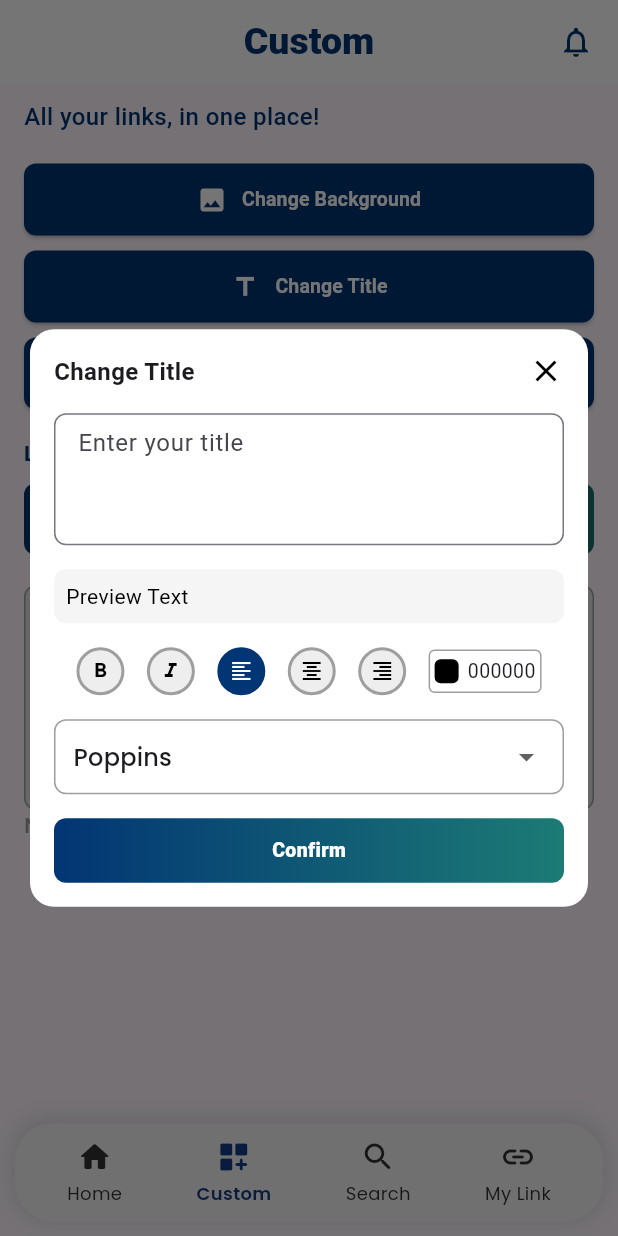
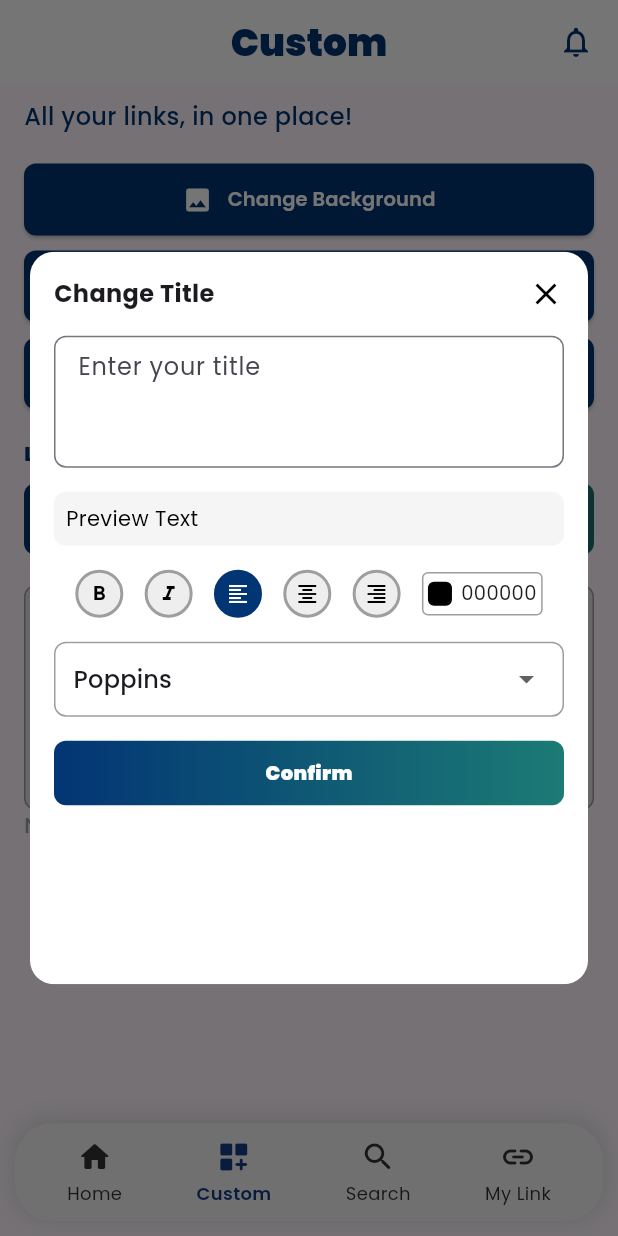
Before and after one commit to MeriCynthia/linkio_frontend, a Flutter app: the screen it shows after launch, after a tap on "Change Title", on a phone screen of 412 x 824 dp. Run offline on Flutter 3.47's test engine with Material 3 defaults, Android fonts, the phone set to English and light mode, and no system bars; our stand-ins replace get, google_fonts, shared_preferences; missing offline and left inert: flutter_material_color_picker.

Commit message:
Update Custom

```diff
--- a/lib/main.dart
+++ b/lib/main.dart
@@ -1,5 +1,6 @@
 import 'package:flutter/material.dart';
 import 'package:text_block_app/screens/custom_screen.dart';
+import 'package:google_fonts/google_fonts.dart';
 
 void main() {
   runApp(const MyApp());
@@ -13,24 +14,9 @@
   Widget build(BuildContext context) {
     return MaterialApp(
       title: 'LinkIo',
+      debugShowCheckedModeBanner: false,
       theme: ThemeData(
-        // This is the theme of your application.
-        //
-        // TRY THIS: Try running your application with "flutter run". You'll see
-        // the application has a purple toolbar. Then, without quitting the app,
-        // try changing the seedColor in the colorScheme below to Colors.green
-        // and then invoke "hot reload" (save your changes or press the "hot
-        // reload" button in a Flutter-supported IDE, or press "r" if you used
-        // the command line to start the app).
-        //
-        // Notice that the counter didn't reset back to zero; the application
-        // state is not lost during the reload. To reset the state, use hot
-        // restart instead.
-        //
-        // This works for code too, not just values: Most code changes can be
-        // tested with just a hot reload.
-        colorScheme: ColorScheme.fromSeed(seedColor: Colors.deepPurple),
-        useMaterial3: true,
+        textTheme: GoogleFonts.poppinsTextTheme(),
       ),
       home: CustomScreen(),
     );
--- a/lib/screens/custom_screen.dart
+++ b/lib/screens/custom_screen.dart
@@ -143,7 +143,8 @@ class CustomScreen extends StatelessWidget {
           ),
         ],
       ),
-      body: Padding(
+      body: SingleChildScrollView(  // Wrap with SingleChildScrollView
+        child: Padding(
         padding: const EdgeInsets.symmetric(horizontal: 16.0, vertical: 10.0),
         child: Column(
           crossAxisAlignment: CrossAxisAlignment.start,
@@ -259,6 +260,7 @@ class CustomScreen extends StatelessWidget {
             })
           ],
         ),
+        ),
       ),
       bottomNavigationBar: Padding(
         padding: const EdgeInsets.only(bottom: 10.0, left: 10.0, right: 10.0),
--- a/lib/widgets/change_title.dart
+++ b/lib/widgets/change_title.dart
@@ -36,17 +36,28 @@ class _ChangeTitleDialogState extends State<ChangeTitleDialog> {
     return Dialog(
       insetPadding: const EdgeInsets.all(20),
       backgroundColor: Colors.transparent,
-      child: Center(
-        child: Container(
-          padding: const EdgeInsets.all(16),
-          decoration: BoxDecoration(
-            color: Colors.white,
+      child: LayoutBuilder(
+        builder: (context, constraints) {
+          // Calculate available height considering keyboard
+          final availableHeight = MediaQuery.of(context).size.height -
+              MediaQuery.of(context).viewInsets.bottom -
+              10; // 40 for padding
+
+          return Container(
+            constraints: BoxConstraints(
+              maxHeight: availableHeight * 0.6,
+            ),
+            child: ClipRRect(
               borderRadius: BorderRadius.circular(16),
-          ),
-          child: Column(
+              child: Scaffold(
+                backgroundColor: Colors.white,
+                body: Column(
                   mainAxisSize: MainAxisSize.min,
                   children: [
-              Row(
+                    // Header
+                    Padding(
+                      padding: const EdgeInsets.all(16),
+                      child: Row(
                         mainAxisAlignment: MainAxisAlignment.spaceBetween,
                         children: [
                           const Text(
@@ -62,7 +73,15 @@ class _ChangeTitleDialogState extends State<ChangeTitleDialog> {
                           ),
                         ],
                       ),
-              const SizedBox(height: 16),
+                    ),
+                    // Scrollable content
+                    Expanded(
+                      child: SingleChildScrollView(
+                        physics: const AlwaysScrollableScrollPhysics(),
+                        padding: const EdgeInsets.symmetric(horizontal: 16),
+                        child: Column(
+                          mainAxisSize: MainAxisSize.min,
+                          children: [
                             TextField(
                               controller: _controller,
                               maxLines: 3,
@@ -121,6 +140,7 @@ class _ChangeTitleDialogState extends State<ChangeTitleDialog> {
                                 _buildAlignButton(Icons.format_align_left, TextAlign.left),
                                 _buildAlignButton(Icons.format_align_center, TextAlign.center),
                                 _buildAlignButton(Icons.format_align_right, TextAlign.right),
+                                // Color picker button
                                 GestureDetector(
                                   onTap: () async {
                                     Color? newColor = await showDialog(
@@ -190,7 +210,7 @@ class _ChangeTitleDialogState extends State<ChangeTitleDialog> {
                               ),
                               child: DropdownButtonHideUnderline(
                                 child: DropdownButton<String>(
-                    value: _fontFamily ?? 'Poppins', // Provide a default value
+                                  value: _fontFamily ?? 'Poppins',
                                   hint: const Text("Select Font"),
                                   isExpanded: true,
                                   onChanged: (String? newValue) {
@@ -248,13 +268,22 @@ class _ChangeTitleDialogState extends State<ChangeTitleDialog> {
                                 ),
                               ),
                             ),
+                            const SizedBox(height: 16),
+                          ],
+                        ),
+                      ),
+                    ),
                   ],
                 ),
               ),
             ),
           );
+        },
+      ),
+    );
   }
 
+  // Helper methods remain the same
   Widget _buildOptionButton({
     required IconData icon,
     required bool isActive,
@@ -265,10 +294,10 @@ class _ChangeTitleDialogState extends State<ChangeTitleDialog> {
       child: Container(
         padding: const EdgeInsets.all(6),
         decoration: BoxDecoration(
-          color: isActive ? Color(0xFF023574) : Colors.grey.shade200,
+          color: isActive ? const Color(0xFF023574) : Colors.grey.shade200,
           shape: BoxShape.circle,
           border: Border.all(
-            color: isActive ? Color(0xFF023574) : Colors.grey,
+            color: isActive ? const Color(0xFF023574) : Colors.grey,
             width: 2,
           ),
         ),
@@ -289,19 +318,19 @@ class _ChangeTitleDialogState extends State<ChangeTitleDialog> {
         });
       },
       child: Container(
-      padding: const EdgeInsets.all(6), // Padding untuk meniru gaya OptionButton
+        padding: const EdgeInsets.all(6),
         decoration: BoxDecoration(
-        color: _textAlign == align ? Color(0xFF023574) : Colors.grey.shade200, // Warna background
-        shape: BoxShape.circle, // Bentuk bulat
+          color: _textAlign == align ? const Color(0xFF023574) : Colors.grey.shade200,
+          shape: BoxShape.circle,
           border: Border.all(
-          color: _textAlign == align ? Color(0xFF023574) : Colors.grey, // Border sesuai status
+            color: _textAlign == align ? const Color(0xFF023574) : Colors.grey,
             width: 2,
           ),
         ),
         child: Icon(
           icon,
-        color: _textAlign == align ? Colors.white : Colors.black, // Warna ikon
-        size: 16, // Ukuran ikon serupa
+          color: _textAlign == align ? Colors.white : Colors.black,
+          size: 16,
         ),
       ),
     );
```
Also changed, not shown: 1 other file. Lines whose indentation alone changed are shown as unchanged.
